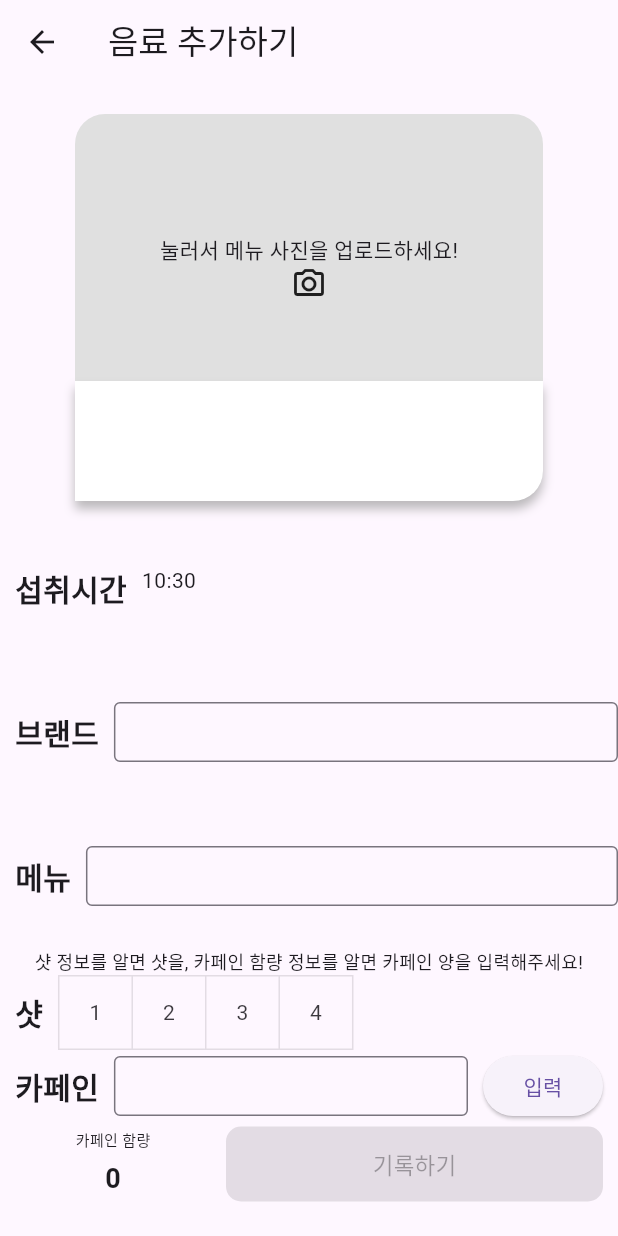
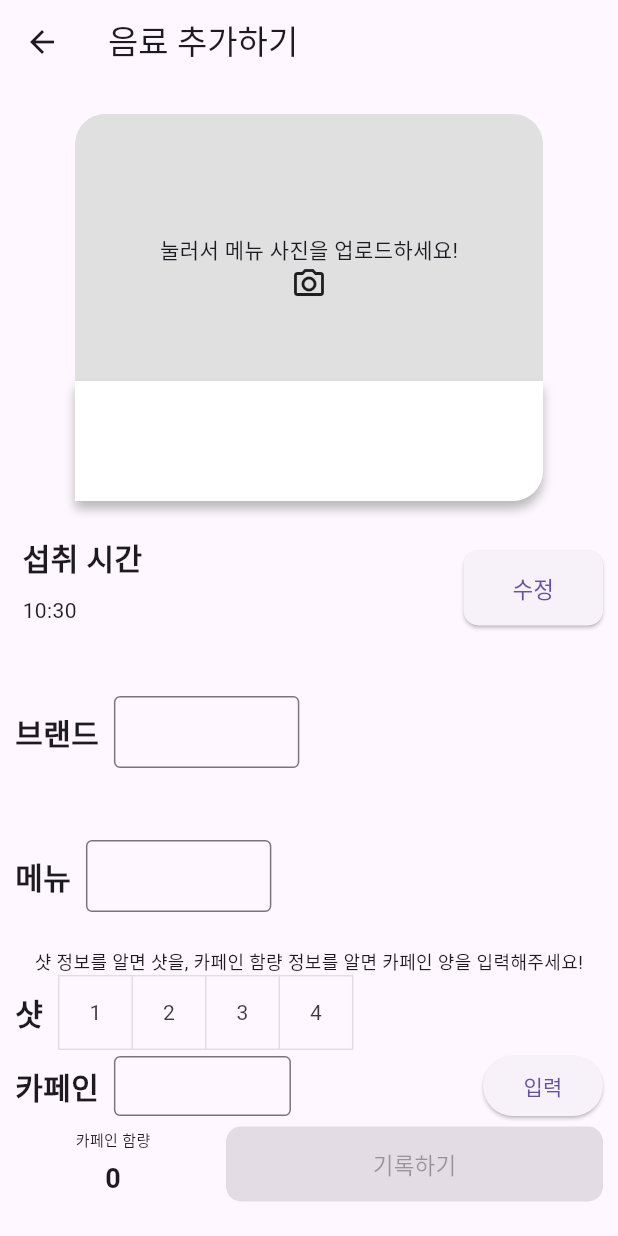
Before and after one commit to CoolCoolCoffee/CoolCoolCoffee, a Flutter app: the GeneralMenuAddPage screen opened directly, on a phone screen of 412 x 824 dp. Run offline on Flutter 3.47's test engine with Material 3 defaults, Android fonts, the phone set to English and light mode, and no system bars; our stand-ins replace analog_clock, cloud_firestore, firebase_auth, firebase_core, firebase_storage, fl_chart and 6 more; missing offline and left inert: dart:js_util, floating_action_bubble, flutter_health_connect, google_mlkit_text_recognition; accounts and stored records are empty.

Commit message:
섭취 시간 추가

```diff
--- a/CoolCoolCoffee_FrontEnd/lib/page/menu/general_menu_add_page.dart
+++ b/CoolCoolCoffee_FrontEnd/lib/page/menu/general_menu_add_page.dart
@@ -23,6 +23,11 @@ class _GeneralMenuAddPageState extends State<GeneralMenuAddPage> {
   final menuController = TextEditingController();
   final shotController = TextEditingController();
   final caffeineController = TextEditingController();
+
+  TextEditingController hoursController = TextEditingController();
+  TextEditingController minutesController = TextEditingController();
+  bool isConfirm = false;
+  bool isAM = true;
 
   String brand = "";
   String menu = "";
@@ -178,22 +183,127 @@ class _GeneralMenuAddPageState extends State<GeneralMenuAddPage> {
               ),
           ),
           Expanded(
-            child: Container(
-              margin: EdgeInsets.symmetric(horizontal: 10),
             child: Row(
               children: [
+                Expanded(
+                  flex: 3,
+                  child: Container(
+                      width: double.infinity,
+                      margin: EdgeInsets.all(10),
+                      child: Column(
+                        mainAxisAlignment: MainAxisAlignment.center,
+                        crossAxisAlignment: CrossAxisAlignment.start,
+                        children: [
                           Container(
-                    margin: EdgeInsets.only(right: 5),
-                    child: Text(
-                      '섭취시간',
-                      style: TextStyle(fontSize: 20, fontWeight: FontWeight.bold),
+                            padding: EdgeInsets.only(left: 5, bottom: 10),
+                            child: Text('섭취 시간',
+                                style: TextStyle(
+                                    fontSize: 20, fontWeight: FontWeight.bold)),
+                          ),
+                          isConfirm
+                              ? Row(
+                            children: [
+                              Container(
+                                width: 60,
+                                height: 40,
+                                child: TextField(
+                                  controller: hoursController,
+                                  //focusNode: hoursFocusNode,
+                                  keyboardType: TextInputType.number,
+                                  decoration: InputDecoration(
+                                    labelText: '시',
+                                    border: OutlineInputBorder(),
                                   ),
                                 ),
+                              ),
+                              Text(
+                                ' : ',
+                                style: TextStyle(fontSize: 20),
+                              ),
                               Container(
+                                width: 60,
+                                height: 40,
+                                child: TextField(
+                                  controller: minutesController,
+                                  //focusNode: minutesFocusNode,
+                                  keyboardType: TextInputType.number,
+                                  decoration: InputDecoration(
+                                    labelText: '분',
+                                    border: OutlineInputBorder(),
+                                  ),
+                                ),
+                              ),
+                              SizedBox(width: 10),
+                              ElevatedButton(
+                                onPressed: () {
+                                  setState(() {
+                                    // 확인 모드에서 분 입력 상태로 전환
+                                    isAM = true;
+                                  });
+                                },
+                                style: ElevatedButton.styleFrom(
+                                  primary: isAM
+                                      ? Colors.brown.withOpacity(0.6)
+                                      : Colors.brown.withOpacity(0.2),
+                                  minimumSize: Size(40, 40),
+                                ),
+                                child: Text('AM'),
+                              ),
+                              ElevatedButton(
+                                onPressed: () {
+                                  setState(() {
+                                    // 확인 모드에서 분 입력 상태로 전환
+                                    isAM = false;
+                                  });
+                                },
+                                style: ElevatedButton.styleFrom(
+                                  primary: !isAM
+                                      ? Colors.brown.withOpacity(0.6)
+                                      : Colors.brown.withOpacity(0.2),
+                                  minimumSize: Size(40, 40),
+                                ),
+                                child: Text('PM'),
+                              ),
+                            ],
+                          )
+                              : Container(
                               padding: EdgeInsets.only(left: 5, bottom: 10),
                               child: Text('$time')),
                         ],
+                      )
                   ),
+                ),
+                Expanded(
+                    child: Container(
+                      padding: const EdgeInsets.only(right: 10,top: 5,bottom: 5,),
+                      child: ElevatedButton(
+                        onPressed: (){
+                          //여기!!!!!!!
+                          if (isConfirm) {
+                            // 확인 모드에서 수정 버튼을 누른 경우
+                            int hours = int.parse(hoursController.text);
+                            if (!isAM && hours < 12) {
+                              hours += 12;
+                            }
+                            time = '${hours.toString().padLeft(2, '0')}:${minutesController.text}';
+                          }
+                          isConfirm = !isConfirm;
+                          setState(() {});
+                        },
+                        child: Text(
+                          isConfirm? '확인':'수정',
+                          style: TextStyle(fontSize: 15),
+                        ),
+                        style: ElevatedButton.styleFrom(
+                            minimumSize: const Size.fromHeight(50),
+                            shape: RoundedRectangleBorder(
+                                borderRadius: BorderRadius.circular(10)
+                            )
+                        ),
+                      ),
+                    )
+                ),
+              ],
             ),
           ),
           Expanded(
@@ -201,10 +311,10 @@ class _GeneralMenuAddPageState extends State<GeneralMenuAddPage> {
               children: [
                 Container(margin: EdgeInsets.only(left: 10,right: 10),child: Text('브랜드',style: TextStyle(fontSize: 20,fontWeight: FontWeight.bold),),),
                 Flexible(
-                  child:
-                  TextField(
+                  child: Container(
+                    width: MediaQuery.of(context).size.width * 0.3, // Adjust the width as needed
+                    child: TextField(
                       controller: brandController,
-                    //onSubmitted: (text){brand = text;},
                       onChanged: (text) {
                         setState(() {
                           brand = text;
@@ -212,37 +322,23 @@ class _GeneralMenuAddPageState extends State<GeneralMenuAddPage> {
                       },
                       decoration: InputDecoration(
                         border: OutlineInputBorder(),
-                      constraints: BoxConstraints(
-                        maxHeight: 40
-                      )
+                        contentPadding: EdgeInsets.symmetric(vertical: 5),
                       ),
                     ),
                   ),
-                // Container(
-                //   margin: EdgeInsets.only(left: 10,right: 10),
-                //   width: 80,
-                //   child: ElevatedButton(
-                //     child: Text('입력'),
-                //     onPressed: (){
-                //       setState(() {
-                //         brand = brandController.text;
-                //       });
-                //     },
-                //   ),
-                // )
+                ),
               ],
             )
-//            Container(child: Text('menu'),color: Colors.green,),
           ),
           Expanded(
               child: Row(
                 children: [
                   Container(margin: EdgeInsets.only(left: 10,right: 10),child: Text('메뉴',style: TextStyle(fontSize: 20,fontWeight: FontWeight.bold),),),
                   Flexible(
-                    child:
-                    TextField(
+                    child: Container(
+                      width: MediaQuery.of(context).size.width * 0.3,
+                      child: TextField(
                         controller: menuController,
-                      //onSubmitted: (text){menu = text;},
                         onChanged: (text) {
                           setState(() {
                             menu = text;
@@ -250,24 +346,11 @@ class _GeneralMenuAddPageState extends State<GeneralMenuAddPage> {
                         },
                         decoration: InputDecoration(
                           border: OutlineInputBorder(),
-                          constraints: BoxConstraints(
-                              maxHeight: 40
-                          )
+                          contentPadding: EdgeInsets.symmetric(vertical: 5),
                         ),
                       ),
                     ),
-                  // Container(
-                  //   margin: EdgeInsets.only(left: 10,right: 10),
-                  //   width: 80,
-                  //   child: ElevatedButton(
-                  //     child: Text('입력'),
-                  //     onPressed: (){
-                  //       setState(() {
-                  //         menu = menuController.text;
-                  //       });
-                  //     },
-                  //   ),
-                  // )
+                  ),
                 ],
               )
           ),
@@ -310,8 +393,9 @@ class _GeneralMenuAddPageState extends State<GeneralMenuAddPage> {
                   children: [
                     Container(margin: EdgeInsets.only(left: 10,right: 10),child: Text('카페인',style: TextStyle(fontSize: 20,fontWeight: FontWeight.bold),),),
                     Flexible(
-                      child:
-                      TextField(
+                      child:  Container(
+                        width: MediaQuery.of(context).size.width * 0.3,
+                      child : TextField(
                         controller: caffeineController,
                         keyboardType: TextInputType.number,
                         enabled: shot == 0,
@@ -327,6 +411,8 @@ class _GeneralMenuAddPageState extends State<GeneralMenuAddPage> {
                         ),
                       ),
                     ),
+                    ),
+                    Spacer(),
                     Container(
                       margin: EdgeInsets.only(left: 10,right: 10),
                       width: 80,
```
Also changed, not shown: CoolCoolCoffee_FrontEnd/lib/notification/notification_global.dart (+37 -3 lines). Lines whose indentation alone changed are shown as unchanged.
